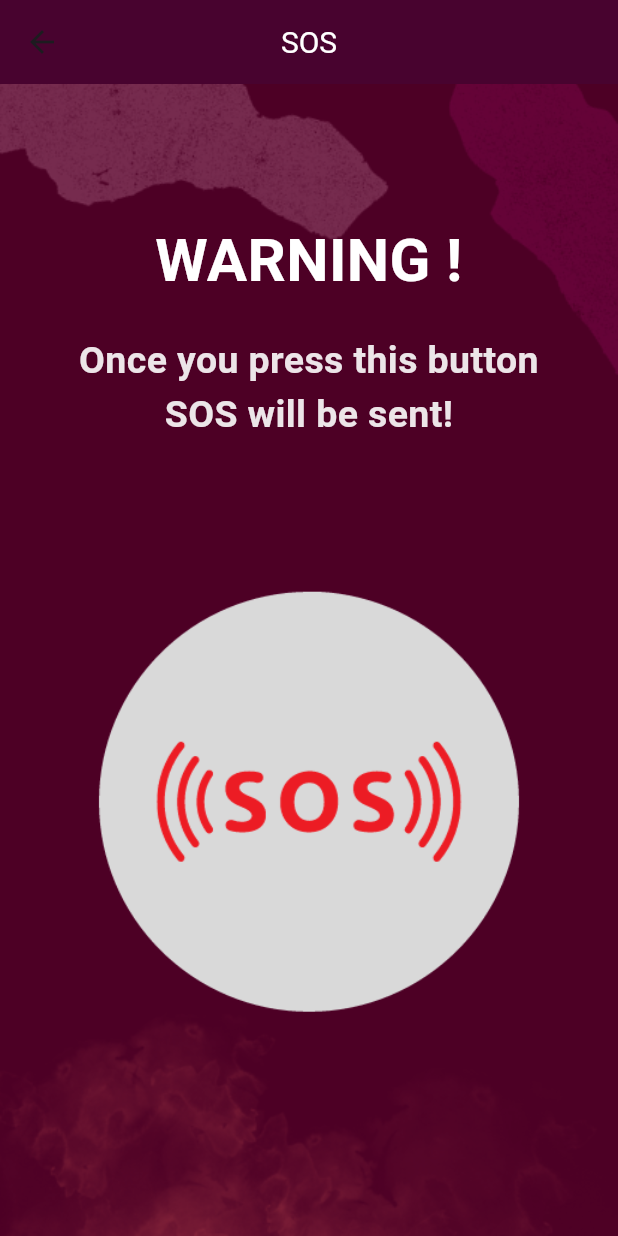
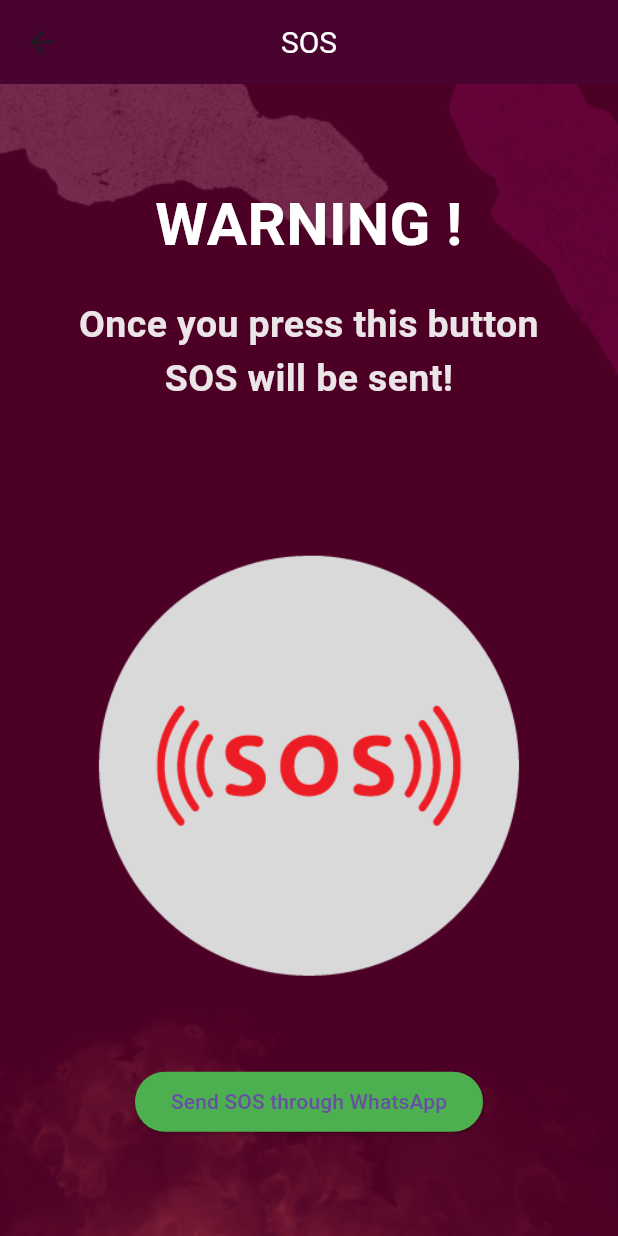
Before and after one commit to hmzza/safeguardher_fyp, a Flutter app: the home_page screen opened by its route, after a tap on "SOS Alert", on a phone screen of 412 x 824 dp. Run offline on Flutter 3.47's test engine with Material 3 defaults, Android fonts, the phone set to English and light mode, and no system bars; our stand-ins replace carousel_slider, contacts_service, geolocator, image_picker, just_audio, permission_handler and 2 more; missing offline and left inert: audio_session, flutter_sound, flutter_sound_platform_interface, telephony; accounts and stored records are empty.

Commit message:
error on fake page

```diff
--- a/lib/SOSGeneration.dart
+++ b/lib/SOSGeneration.dart
@@ -7,13 +7,15 @@ import 'package:telephony/telephony.dart';
 import 'package:contacts_service/contacts_service.dart';
 import 'package:vibration/vibration.dart';
 import 'package:shared_preferences/shared_preferences.dart';
+import 'package:url_launcher/url_launcher.dart';
 
 class SOSGeneration extends StatefulWidget {
   @override
   _SOSGenerationState createState() => _SOSGenerationState();
 }
 
-class _SOSGenerationState extends State<SOSGeneration> with SingleTickerProviderStateMixin {
+class _SOSGenerationState extends State<SOSGeneration>
+    with SingleTickerProviderStateMixin {
   final Telephony telephony = Telephony.instance;
   List<String> contactNumbers = [];
   AnimationController? _animationController;
@@ -23,7 +25,8 @@ class _SOSGenerationState extends State<SOSGeneration> with SingleTickerProvider
   void initState() {
     super.initState();
     _loadSavedContactNumbers();
-    _animationController = AnimationController(vsync: this, duration: Duration(seconds: 1));
+    _animationController =
+        AnimationController(vsync: this, duration: Duration(seconds: 1));
     _animationController!.repeat(reverse: true);
   }
 
@@ -35,9 +38,11 @@ class _SOSGenerationState extends State<SOSGeneration> with SingleTickerProvider
 
   void _loadSavedContactNumbers() async {
     final prefs = await SharedPreferences.getInstance();
-    final List<String>? savedContactIds = prefs.getStringList('selectedContacts');
+    final List<String>? savedContactIds =
+        prefs.getStringList('selectedContacts');
     if (savedContactIds != null && savedContactIds.isNotEmpty) {
-      final Iterable<Contact> contacts = await ContactsService.getContacts(withThumbnails: false);
+      final Iterable<Contact> contacts =
+          await ContactsService.getContacts(withThumbnails: false);
       final List<String> numbers = contacts
           .where((contact) => savedContactIds.contains(contact.identifier))
           .expand((contact) => contact.phones!.map((phone) => phone.value!))
@@ -53,7 +58,8 @@ class _SOSGenerationState extends State<SOSGeneration> with SingleTickerProvider
     if (!serviceEnabled) {
       return null;
     }
-    return await Geolocator.getCurrentPosition(desiredAccuracy: LocationAccuracy.high);
+    return await Geolocator.getCurrentPosition(
+        desiredAccuracy: LocationAccuracy.high);
   }
 
   Future<PermissionStatus> _requestLocationPermission() async {
@@ -61,11 +67,13 @@ class _SOSGenerationState extends State<SOSGeneration> with SingleTickerProvider
   }
 
   void _showSnackbar(BuildContext context, String message) {
-    ScaffoldMessenger.of(context).showSnackBar(SnackBar(content: Text(message)));
+    ScaffoldMessenger.of(context)
+        .showSnackBar(SnackBar(content: Text(message)));
   }
 
   void sendSOSAlert() async {
-    final PermissionStatus locationPermissionStatus = await _requestLocationPermission();
+    final PermissionStatus locationPermissionStatus =
+        await _requestLocationPermission();
     if (locationPermissionStatus != PermissionStatus.granted) {
       _showSnackbar(context, "Location permission is required for SOS.");
       return;
@@ -79,12 +87,15 @@ class _SOSGenerationState extends State<SOSGeneration> with SingleTickerProvider
 
     final bool? smsPermissionGranted = await telephony.requestSmsPermissions;
     if (!smsPermissionGranted!) {
-      _showSnackbar(context, "SMS permission is required to send SOS messages.");
+      _showSnackbar(
+          context, "SMS permission is required to send SOS messages.");
       return;
     }
 
-    final String googleMapsUrl = "https://www.google.com/maps/search/?api=1&query=${position.latitude},${position.longitude}";
-    final String message = "SOS! I need help! Here is my current location: $googleMapsUrl";
+    final String googleMapsUrl =
+        "https://www.google.com/maps/search/?api=1&query=${position.latitude},${position.longitude}";
+    final String message =
+        "SOS! I need help! Here is my current location: $googleMapsUrl";
 
     for (String number in contactNumbers) {
       await telephony.sendSms(
@@ -100,6 +111,31 @@ class _SOSGenerationState extends State<SOSGeneration> with SingleTickerProvider
           });
         },
       );
+    }
+  }
+
+  void sendSOSWhatsApp() async {
+    final Position? position = await _determinePosition();
+    if (position == null) {
+      _showSnackbar(context, "Failed to get the location.");
+      return;
+    }
+
+    final String googleMapsUrl =
+        "https://www.google.com/maps/search/?api=1&query=${position.latitude},${position.longitude}";
+    final String message =
+        "SOS! I need help! Here is my current location: $googleMapsUrl";
+
+    // Assuming you have a recipient's phone number, for example:
+    final String phoneNumber =
+        '1234567890'; // Replace with the actual phone number
+    final String whatsappUrl =
+        "whatsapp://send?phone=$phoneNumber&text=${Uri.encodeFull(message)}";
+
+    if (await canLaunchUrl(Uri.parse(whatsappUrl))) {
+      await launchUrl(Uri.parse(whatsappUrl));
+    } else {
+      _showSnackbar(context, "WhatsApp is not installed on the device.");
     }
   }
 
@@ -124,7 +160,8 @@ class _SOSGenerationState extends State<SOSGeneration> with SingleTickerProvider
   @override
   Widget build(BuildContext context) {
     return Scaffold(
-      appBar: CustomAppBar(titleText: 'SOS'), // Make sure this matches your custom app bar
+      appBar: CustomAppBar(titleText: 'SOS'),
+      // Make sure this matches your custom app bar
       body: Stack(
         children: <Widget>[
           Container(
@@ -166,8 +203,10 @@ class _SOSGenerationState extends State<SOSGeneration> with SingleTickerProvider
                   child: Material(
                     color: Colors.transparent, // Set the color to transparent
                     child: InkWell(
-                      splashColor: Colors.red.withOpacity(0.3), // Splash color over the image
-                      onTap: _onSOSPressed, // Trigger SOS function when image is tapped
+                      splashColor: Colors.red.withOpacity(0.3),
+                      // Splash color over the image
+                      onTap: _onSOSPressed,
+                      // Trigger SOS function when image is tapped
                       child: Ink.image(
                         image: AssetImage('assets/images/sos.png'),
                         fit: BoxFit.cover,
@@ -177,6 +216,13 @@ class _SOSGenerationState extends State<SOSGeneration> with SingleTickerProvider
                     ),
                   ),
                 ),
+                ElevatedButton(
+                  onPressed: sendSOSWhatsApp,
+                  style: ElevatedButton.styleFrom(
+                    backgroundColor: Colors.green, // WhatsApp color
+                  ),
+                  child: Text('Send SOS through WhatsApp'),
+                ),
               ],
             ),
           ),
--- a/lib/fakecall_mainpage.dart
+++ b/lib/fakecall_mainpage.dart
@@ -37,8 +37,8 @@ class _fakecallmainpageState extends State<fakecallmainpage> {
                 onTap: () => Navigator.of(context).push(
                   MaterialPageRoute(
                       builder: (context) => fakeCallNow(
-                            value: '',
-                          )),
+                        value: '',
+                      )),
                 ),
                 icon: Icons.call,
               ),
--- a/lib/home_page.dart
+++ b/lib/home_page.dart
@@ -79,7 +79,7 @@ class _home_pageState extends State<home_page> {
         padding: EdgeInsets.symmetric(vertical: 20.0, horizontal: 16.0),
         decoration: BoxDecoration(
           gradient: LinearGradient(
-            colors: [Colors.pink.shade600, Color(0xFF7D1DCC)],
+            colors: [ Color(0xFFB44E85), Color(0xFFB44E85)],
             begin: Alignment.centerLeft,
             end: Alignment.centerRight,
           ),
@@ -112,7 +112,7 @@ class _home_pageState extends State<home_page> {
                     style: TextStyle(
                       fontFamily: 'Open Sans', // Set the font family to Open Sans
                       fontSize: 16,
-                      color: Colors.white.withOpacity(0.9), // Slightly transparent white
+                      color: Colors.white.withOpacity(0.7), // Slightly transparent white
                     ),
                   ),
                 ],
--- a/pubspec.yaml
+++ b/pubspec.yaml
@@ -32,7 +32,7 @@ dependencies:
     sdk: flutter
   #audioplayers: ^5.2.1
   flutter_phone_direct_caller: ^2.1.1
-  url_launcher: ^6.2.2
+  url_launcher: ^6.2.4
   image_picker: ^1.0.4      # check for the latest version
   http: ^1.1.0
 #  flutter_alarm_clock: ^0.0.1
```
Also changed, not shown: lib/accountsettings.dart (line endings or trailing spaces), lib/fakecall_now.dart (line endings or trailing spaces).
